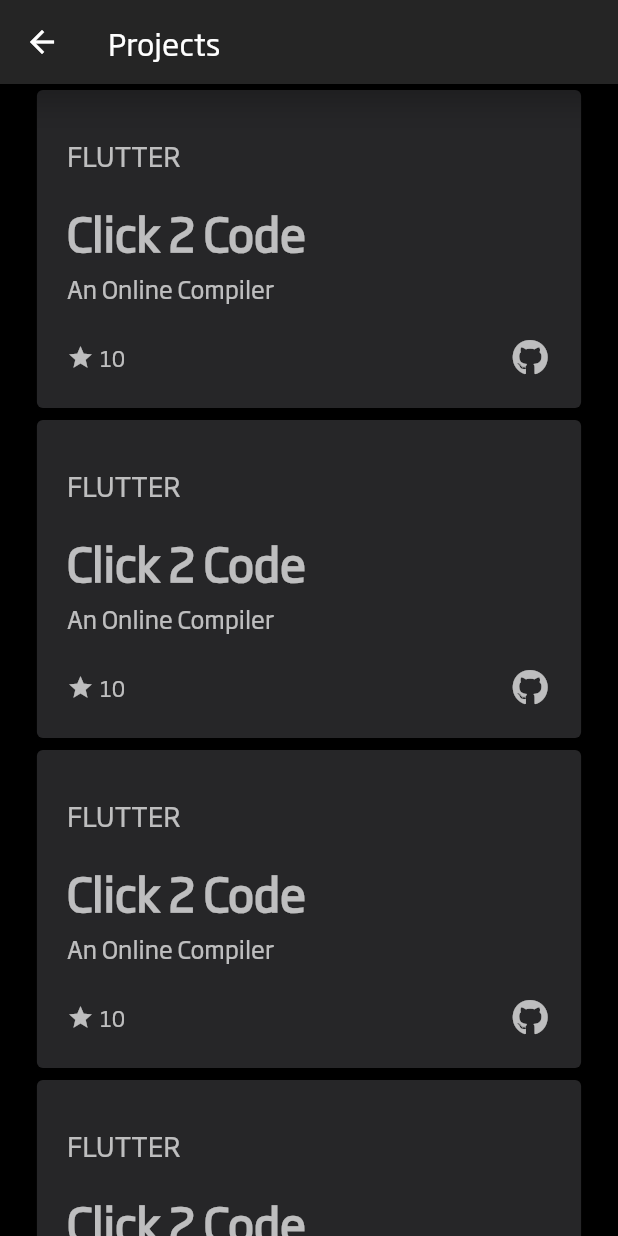
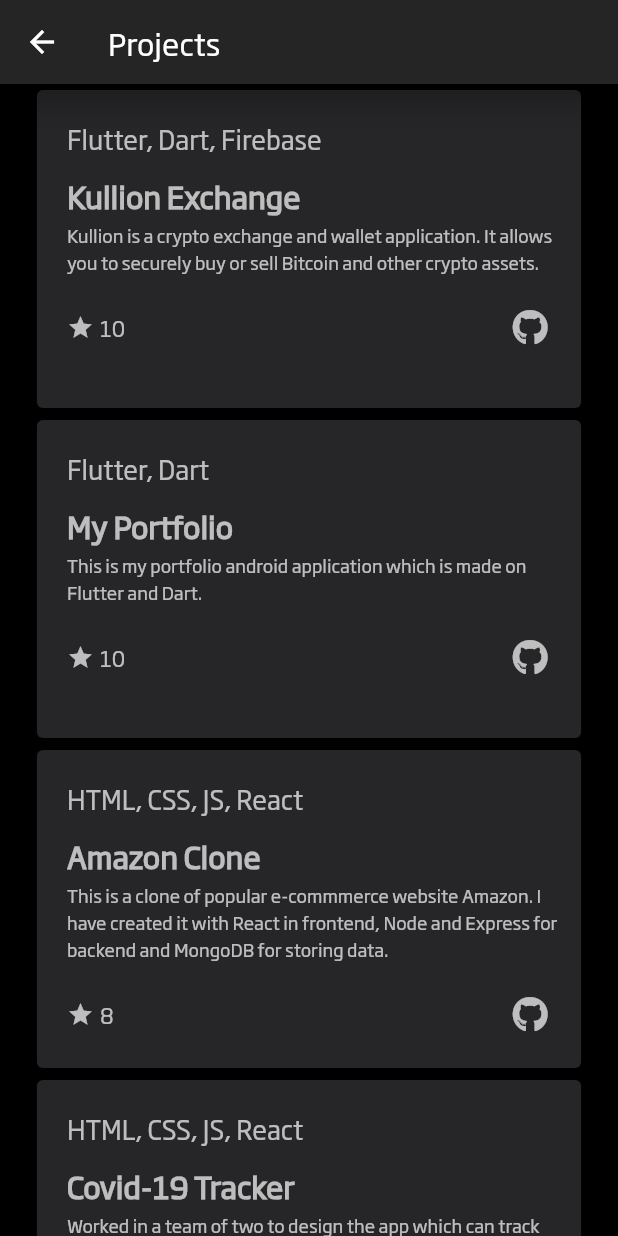
Before and after one commit to RitikaBansal312/my_portfolio_app, a Flutter app: the ProjectsPage screen opened by its route, on a phone screen of 412 x 824 dp. Run offline on Flutter 3.47's test engine with Material 2 defaults, Android fonts, the phone set to English and light mode, and no system bars; our stand-ins replace font_awesome_flutter, sliding_sheet.

Commit message:
My projects added

```diff
--- a/lib/projects.dart
+++ b/lib/projects.dart
@@ -1,5 +1,6 @@
 import 'package:flutter/material.dart';
 import 'package:font_awesome_flutter/font_awesome_flutter.dart';
+import 'package:url_launcher/url_launcher.dart';
 
 class ProjectsPage extends StatefulWidget {
   const ProjectsPage({Key? key}) : super(key: key);
@@ -9,33 +10,33 @@ class ProjectsPage extends StatefulWidget {
 }
 
 class _ProjectsPageState extends State<ProjectsPage> {
-  myProj(lang, title, desc, star) {
+  myProj(lang, title, desc, star, link) {
     return Container(
         height: 220,
         width: MediaQuery.of(context).size.width * 0.9,
         child: Card(
             color: Color(0xff262628),
             child: Container(
-                margin: EdgeInsets.only(left: 20, right: 10, top: 30),
+                margin: EdgeInsets.only(left: 20, right: 10, top: 20),
                 child: Column(
                   crossAxisAlignment: CrossAxisAlignment.start,
                   children: [
                     Text(
                       lang,
-                      style: TextStyle(color: Colors.white70, fontSize: 18),
+                      style: TextStyle(color: Colors.white70, fontSize: 17),
                     ),
-                    SizedBox(height: 15),
+                    SizedBox(height: 10),
                     Text(
                       title,
                       style: TextStyle(
                           color: Colors.white70,
-                          fontSize: 30,
+                          fontSize: 20,
                           fontWeight: FontWeight.bold),
                     ),
                     SizedBox(height: 3),
                     Text(
                       desc,
-                      style: TextStyle(color: Colors.white70, fontSize: 16),
+                      style: TextStyle(color: Colors.white70, fontSize: 12),
                     ),
                     SizedBox(height: 10),
                     Row(
@@ -45,7 +46,9 @@ class _ProjectsPageState extends State<ProjectsPage> {
                         Text(star, style: TextStyle(color: Colors.white70)),
                         Expanded(child: Container()),
                         IconButton(
-                            onPressed: () {},
+                            onPressed: () {
+                              launch(link);
+                            },
                             icon: Icon(
                               FontAwesomeIcons.github,
                               color: Colors.white70,
@@ -71,11 +74,66 @@ class _ProjectsPageState extends State<ProjectsPage> {
             child: Column(
               crossAxisAlignment: CrossAxisAlignment.center,
               children: [
-                myProj("FLUTTER", "Click 2 Code", "An Online Compiler", "10"),
-                myProj("FLUTTER", "Click 2 Code", "An Online Compiler", "10"),
-                myProj("FLUTTER", "Click 2 Code", "An Online Compiler", "10"),
-                myProj("FLUTTER", "Click 2 Code", "An Online Compiler", "10"),
-                myProj("FLUTTER", "Click 2 Code", "An Online Compiler", "10"),
+                myProj(
+                    "Flutter, Dart, Firebase",
+                    "Kullion Exchange",
+                    "Kullion is a crypto exchange and wallet application. It allows you to securely buy or sell Bitcoin and other crypto assets.",
+                    "10",
+                    "https://play.google.com/store/apps/details?id=com.app.kullion"),
+                myProj(
+                    "Flutter, Dart",
+                    "My Portfolio",
+                    "This is my portfolio android application which is made on Flutter and Dart.",
+                    "10",
+                    "https://github.com/RitikaBansal312/my_portfolio_app"),
+                myProj(
+                    "HTML, CSS, JS, React",
+                    "Amazon Clone",
+                    "This is a clone of popular e-commmerce website Amazon. I have created it with React in frontend, Node and Express for backend and MongoDB for storing data.",
+                    "8",
+                    "https://github.com/RitikaBansal312/amazon-clone-1"),
+                myProj(
+                    "HTML, CSS, JS, React",
+                    "Covid-19 Tracker",
+                    "Worked in a team of two to design the app which can track the present situation of corona virus, provide the latest data about the spread of the virus.",
+                    "8",
+                    "https://github.com/RitikaBansal312/Covid-19_Tracker.github.io"),
+                myProj(
+                    "HTML, CSS, JS",
+                    "Music App",
+                    "We can play music by tapping on different colours.",
+                    "9",
+                    "https://github.com/RitikaBansal312/MusicApp.github.io"),
+                myProj(
+                    "HTML, CSS, JS",
+                    "Notes App",
+                    "This is my first JavaScript Project. This is a notes app. In this user can add & save the notes.",
+                    "9",
+                    "https://github.com/RitikaBansal312/NotesApp.github.io"),
+                myProj(
+                    "HTML, CSS, JS",
+                    "Calculator",
+                    "This is Calculator based on HTML, CSS and JavaScript for doing calculations.",
+                    "8",
+                    "https://github.com/RitikaBansal312/Calculator"),
+                myProj(
+                    "HTML, CSS, JS",
+                    "Simple Paint App",
+                    "This is a simple paint app based on HTML, CSS and JavaScript.",
+                    "8",
+                    "https://github.com/RitikaBansal312/JavaScript-Simple-Paint-App"),
+                myProj(
+                    "HTML, CSS, Anime JS",
+                    "Website Landing Page Design",
+                    "It's just the cover page or home page or we can say landing page of a website. I have used HTML, CSS and ANIME JS in this repo.",
+                    "9",
+                    "https://github.com/RitikaBansal312/Website_Landing_Page_Design.io"),
+                myProj(
+                    "HTML, CSS",
+                    "Registration Form",
+                    "It's just a registration form made by using HTML and CSS, a form for registering with any community or organization or any event.",
+                    "10",
+                    "https://github.com/RitikaBansal312/RegistrationForm.github.io"),
               ],
             )),
       ),
```
